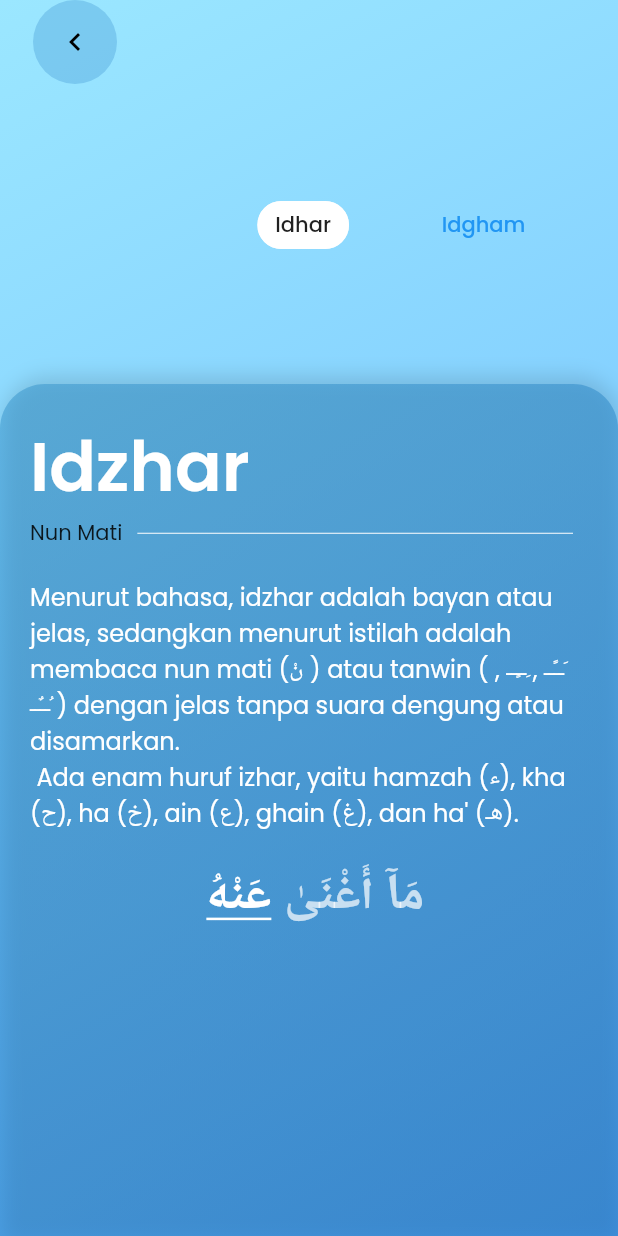
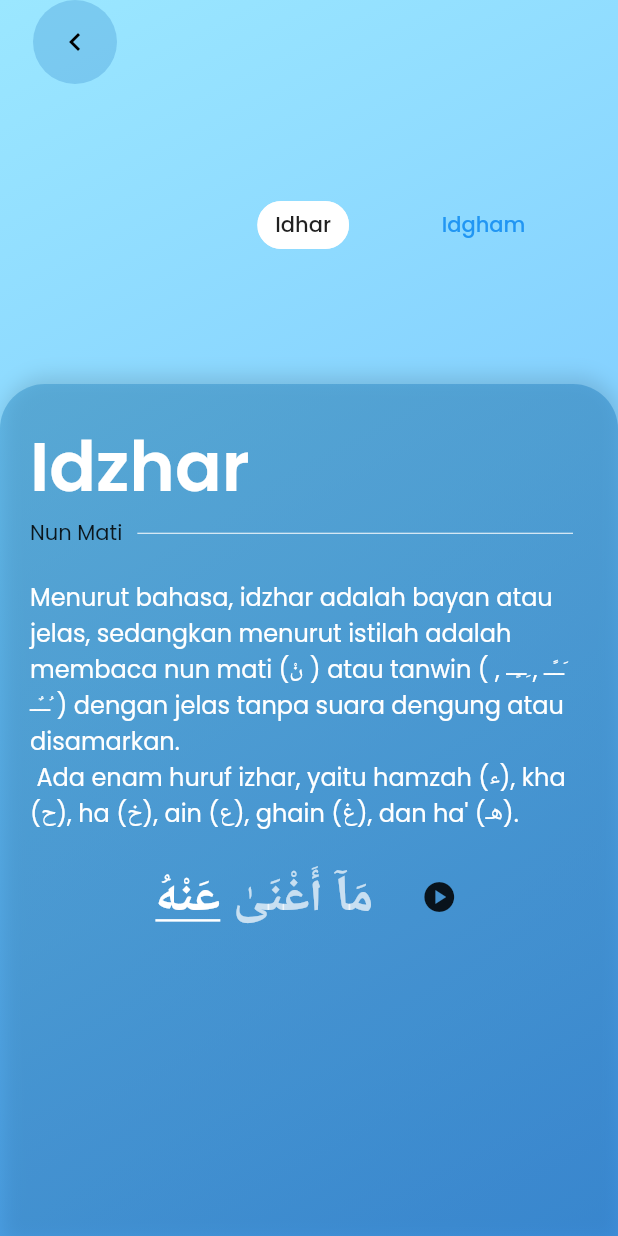
Before and after one commit to zamzamnurahman/tajwid-apps, a Flutter app: the DetailMateriNunMatiScreen screen opened directly, on a phone screen of 412 x 824 dp. Run offline on Flutter 3.47's test engine with Material 2 defaults, Android fonts, the phone set to English and light mode, and no system bars; our stand-ins replace flutter_riverpod, flutter_svg, just_audio; project files that could hold a hidden picture were left out.

```diff
--- a/lib/screens/components/card_materi.dart
+++ b/lib/screens/components/card_materi.dart
@@ -1,10 +1,22 @@
 import 'package:flutter/material.dart';
+import 'package:flutter_riverpod/flutter_riverpod.dart';
+import 'package:just_audio/just_audio.dart';
 
 import '../../config/theme.dart';
 import '../../models/materi.dart';
 import 'remove_glow.dart';
 
-class CardMateri extends StatelessWidget {
+final audioProvider = StateNotifierProvider<AudioNotifier, bool>((ref) {
+  return AudioNotifier();
+});
+
+class AudioNotifier extends StateNotifier<bool> {
+  AudioNotifier() : super(false);
+
+  changeSetAudio(bool newValue) => state = newValue;
+}
+
+class CardMateri extends ConsumerStatefulWidget {
   const CardMateri({
     super.key,
     required this.materi,
@@ -15,7 +27,13 @@ class CardMateri extends StatelessWidget {
   final int index;
 
   @override
+  ConsumerState<ConsumerStatefulWidget> createState() => _CardMateriState();
+}
+
+class _CardMateriState extends ConsumerState<CardMateri> {
+  @override
   Widget build(BuildContext context) {
+    final isPlay = ref.watch(audioProvider);
     return ScrollConfiguration(
       behavior: NoGlowScrollBehavior(),
       child: ListView.builder(
@@ -48,7 +66,7 @@ class CardMateri extends StatelessWidget {
                       child: Column(
                         crossAxisAlignment: CrossAxisAlignment.stretch,
                         children: [
-                          Text(materi.subTitle!,
+                          Text(widget.materi.subTitle!,
                               style: const TextStyle(
                                 fontSize: 46,
                                 color: Colors.white,
@@ -72,7 +90,7 @@ class CardMateri extends StatelessWidget {
                           Padding(
                             padding: const EdgeInsets.symmetric(vertical: 20),
                             child: Text(
-                              materi.description!,
+                              widget.materi.description!,
                               style: const TextStyle(
                                 fontSize: 16,
                                 color: Colors.white,
@@ -80,17 +98,20 @@ class CardMateri extends StatelessWidget {
                             ),
                           ),
                           Center(
-                            child: RichText(
+                            child: Row(
+                              mainAxisAlignment: MainAxisAlignment.center,
+                              children: [
+                                RichText(
                                   text: TextSpan(children: [
                                     TextSpan(
-                                    text: materi.contoh![0],
+                                        text: widget.materi.contoh![0],
                                         style: const TextStyle(
                                           fontSize: 34,
                                           fontWeight: FontWeight.bold,
                                           color: Colors.white70,
                                         )),
                                     TextSpan(
-                                    text: materi.contoh![1],
+                                        text: widget.materi.contoh![1],
                                         style: const TextStyle(
                                           fontSize: 34,
                                           fontWeight: FontWeight.bold,
@@ -98,6 +119,27 @@ class CardMateri extends StatelessWidget {
                                           decoration: TextDecoration.underline,
                                         ))
                                   ]),
+                                ),
+                                const SizedBox(width: 20),
+                                IconButton(
+                                  onPressed: () async {
+                                    final audio = AudioPlayer();
+                                    final duration = await audio.setAsset(
+                                      "assets/audio/idzhar ikhfa.m4a",
+                                    );
+                                    ref
+                                        .watch(audioProvider.notifier)
+                                        .changeSetAudio(true);
+                                    audio.setVolume(200);
+                                    audio.play().whenComplete(() => ref
+                                        .watch(audioProvider.notifier)
+                                        .changeSetAudio(false));
+                                  },
+                                  icon: !isPlay
+                                      ? const Icon(Icons.play_circle)
+                                      : const Icon(Icons.pause),
+                                )
+                              ],
                             ),
                           ),
                           const SizedBox(height: 100),
--- a/lib/screens/detail_materi/detail_materi_nunmati_screen.dart
+++ b/lib/screens/detail_materi/detail_materi_nunmati_screen.dart
@@ -45,9 +45,9 @@ class _DetailMateriNunMatiScreenState
 
   @override
   Widget build(BuildContext context) {
-    final int _index = ref.watch(pageProvider);
+    final int index = ref.watch(pageProvider);
     List<Materi> dataMateri = ref.watch(getDataMateriProvider);
-    print("CEK INDEX : ${_index.toString()}");
+    print("CEK INDEX : ${index.toString()}");
     return Scaffold(
       extendBodyBehindAppBar: true,
       appBar: AppBar(
@@ -186,7 +186,7 @@ class _DetailMateriNunMatiScreenState
             ),
             Expanded(
                 child: IndexedStack(
-                    index: _index,
+                    index: index,
                     children: List.generate(
                       dataMateri[0].body!.length,
                       (index) => CardMateri(
--- a/pubspec.yaml
+++ b/pubspec.yaml
@@ -38,6 +38,7 @@ dependencies:
   flutter_riverpod: ^2.3.6
   riverpod: ^2.3.6
   shared_preferences: ^2.1.2
+  just_audio: ^0.9.34
 
 dev_dependencies:
   flutter_test:
@@ -63,6 +64,7 @@ flutter:
   # To add assets to your application, add an assets section, like this:
   assets:
     - assets/
+    - assets/audio/
     - assets/images/
     - lib/data/materi.json
     - lib/data/quiz.json
```
Also changed, not shown: lib/screens/detail_materi/detail_materi_mimmati_screen.dart (+11 -11 lines), pubspec.lock, 25 other files. Lines whose indentation alone changed are shown as unchanged.
